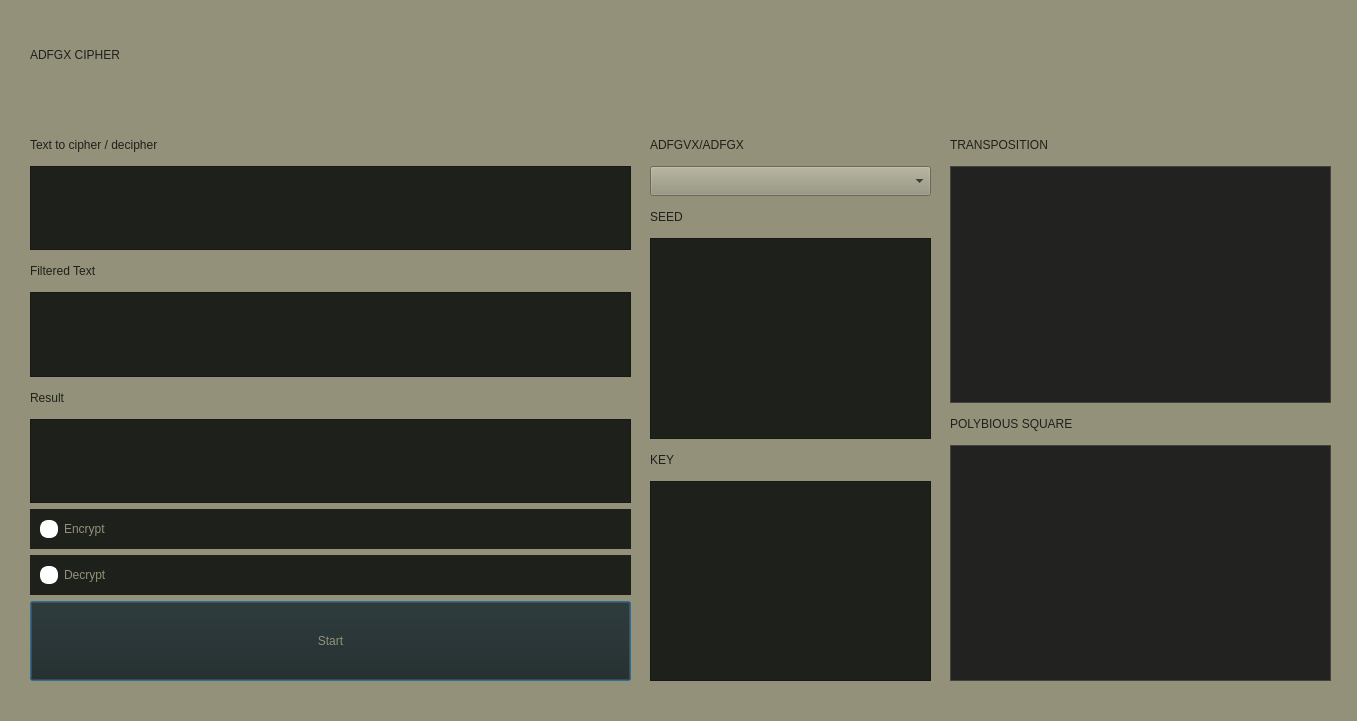
Qt form ADFGVX_GUI.ui (Slunko1/samuel-svancarek-ADFGVX) before a commit.
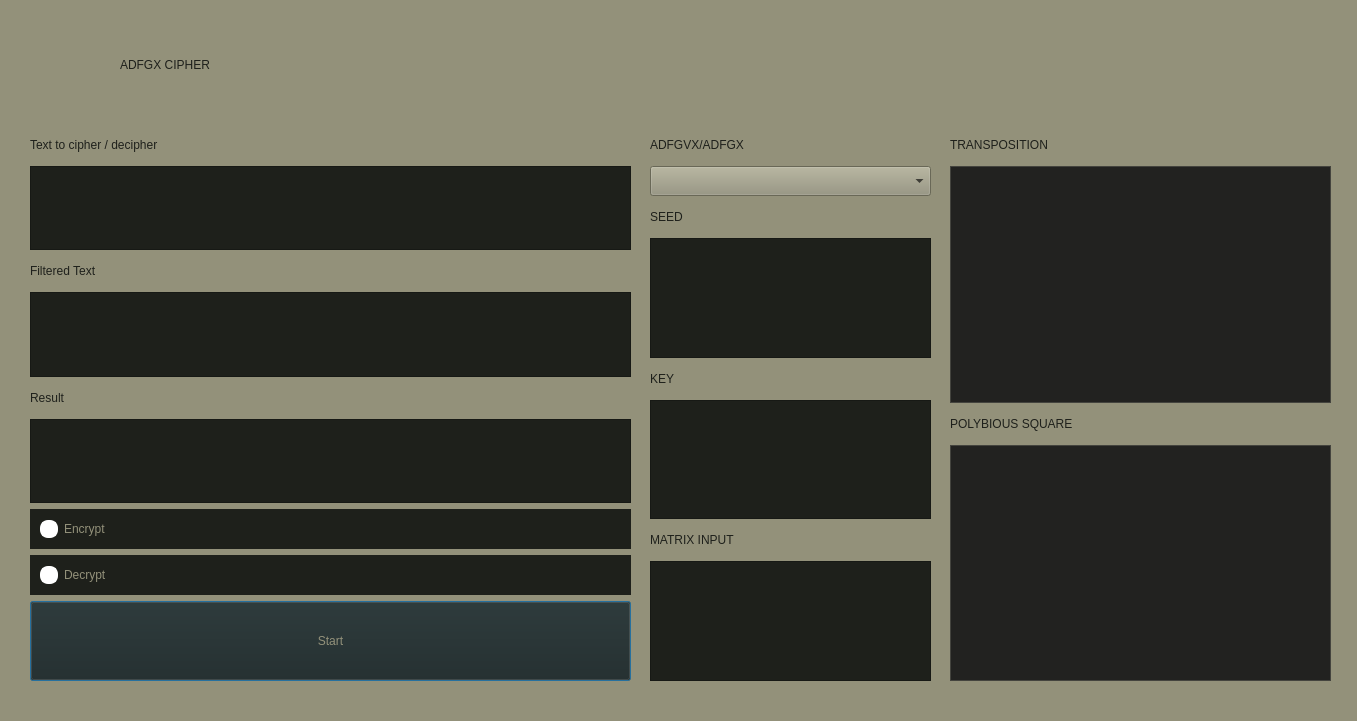
The same form after that commit.

Patch:
```diff
--- a/ADFGVX_GUI.ui
+++ b/ADFGVX_GUI.ui
@@ -233,8 +233,8 @@
    <widget class="QLabel" name="label">
     <property name="geometry">
      <rect>
-      <x>30</x>
-      <y>-20</y>
+      <x>120</x>
+      <y>-10</y>
       <width>1131</width>
       <height>150</height>
      </rect>
@@ -357,6 +357,38 @@
        </property>
       </widget>
      </item>
+     <item>
+      <widget class="QLabel" name="label_10">
+       <property name="minimumSize">
+        <size>
+         <width>0</width>
+         <height>30</height>
+        </size>
+       </property>
+       <property name="styleSheet">
+        <string notr="true">font: 24pt &quot;ArcadeClassic&quot;;
+color:rgb(30, 32, 27);</string>
+       </property>
+       <property name="text">
+        <string>MATRIX INPUT</string>
+       </property>
+      </widget>
+     </item>
+     <item>
+      <widget class="QTextEdit" name="textEdit_MatrixInput">
+       <property name="styleSheet">
+        <string notr="true">background-color: rgb(30, 32, 27);
+color: rgb(147, 145, 122)</string>
+       </property>
+       <property name="html">
+        <string>&lt;!DOCTYPE HTML PUBLIC &quot;-//W3C//DTD HTML 4.0//EN&quot; &quot;http://www.w3.org/TR/REC-html40/strict.dtd&quot;&gt;
+&lt;html&gt;&lt;head&gt;&lt;meta name=&quot;qrichtext&quot; content=&quot;1&quot; /&gt;&lt;style type=&quot;text/css&quot;&gt;
+p, li { white-space: pre-wrap; }
+&lt;/style&gt;&lt;/head&gt;&lt;body style=&quot; font-family:'MS Shell Dlg 2'; font-size:7.8pt; font-weight:400; font-style:normal;&quot;&gt;
+&lt;p style=&quot;-qt-paragraph-type:empty; margin-top:0px; margin-bottom:0px; margin-left:0px; margin-right:0px; -qt-block-indent:0; text-indent:0px;&quot;&gt;&lt;br /&gt;&lt;/p&gt;&lt;/body&gt;&lt;/html&gt;</string>
+       </property>
+      </widget>
+     </item>
     </layout>
    </widget>
    <widget class="QWidget" name="widget_4" native="true">
```
